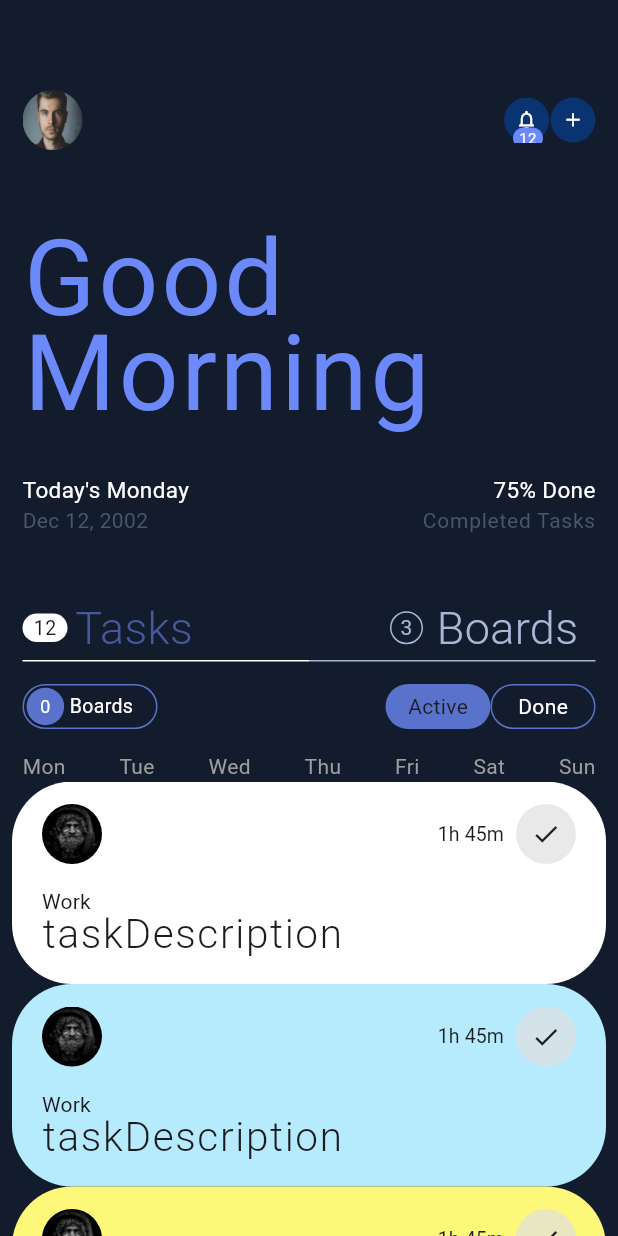
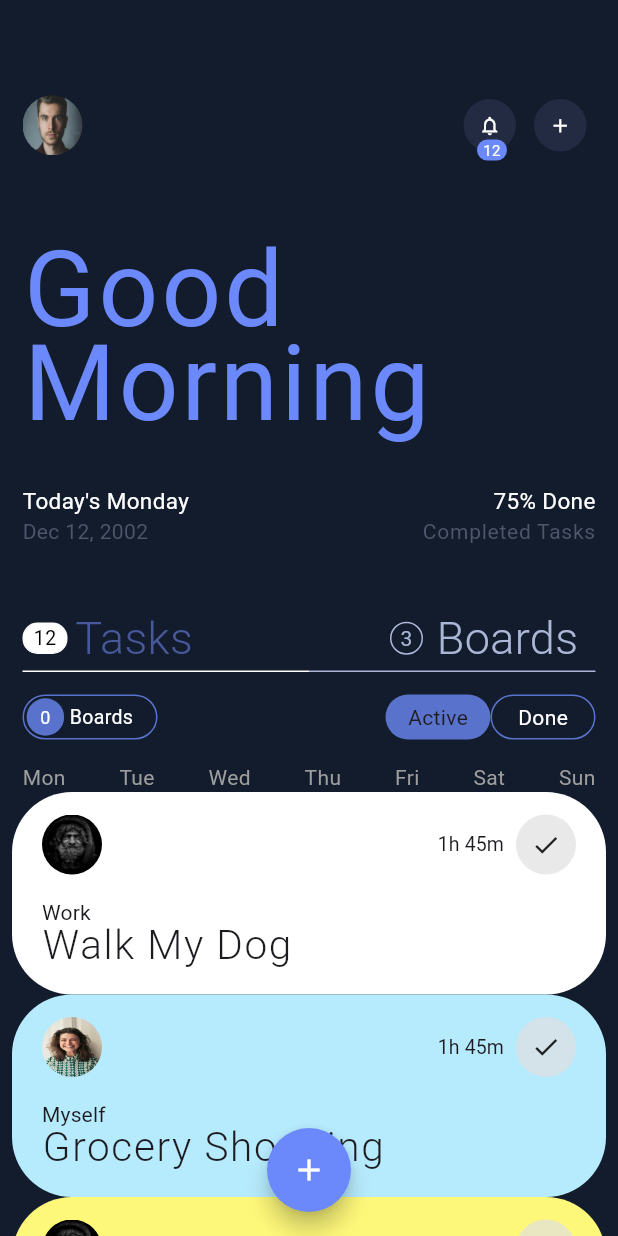
Before and after one commit to jocypher/daily_task_manager, a Flutter app: the screen it shows after launch, on a phone screen of 412 x 824 dp. Run offline on Flutter 3.47's test engine with Material 3 defaults, Android fonts, the phone set to English and light mode, and no system bars; our stand-ins replace swipeable_button_view.

Commit message:
completed project

```diff
--- a/lib/core/app_colors.dart
+++ b/lib/core/app_colors.dart
@@ -16,4 +16,5 @@ class AppColors {
   static const checkBackgroundColor = Color.fromRGBO(166,214,232,1.0);
   static const checkColor =Color.fromRGBO(46,58,74,1.0);
   static const subprimaryTextColor =Color.fromRGBO(77,87,107,1.0);
+  static const topIconColor =Color.fromRGBO(35,43,67,1.0);
 }
--- a/lib/module/home/presentation/screen/home_controller.dart
+++ b/lib/module/home/presentation/screen/home_controller.dart
@@ -23,22 +23,24 @@ class HomeProvider extends ChangeNotifier {
     User(
         userImage: ["assets/img1.jpg"],
         userColor: AppColors.primaryTextColor,
-        taskDescription: "taskDescription",
+        taskDescription: "Walk My Dog",
         taskDate: '1h 45m',
+        activeTask: 2,
         taskAllocation: "Work"),
     User(
-        userImage: ["assets/img1.jpg", "assets/img2.jpg"],
+        userImage: ["assets/img2.jpg", "assets/img1.jpg"],
         userColor: AppColors.boardColor3,
-        taskDescription: "taskDescription",
+        taskDescription: "Grocery Shopping",
         taskDate: '1h 45m',
-        taskAllocation: "Work"),
+        activeTask: 4,
+        taskAllocation: "Myself"),
     User(
         userImage: ["assets/img1.jpg", "assets/img2.jpg", "assets/img3.jpg"],
         userColor: AppColors.boardColor2,
-        taskDescription: "taskDescription",
-        activeTask: 4,
+        taskDescription: "Business Manage",
+        activeTask: 6,
         taskDate: '1h 45m',
-        taskAllocation: "Work")
+        taskAllocation: "Home")
   ];
 
   List<Map<String, String>> weekList = [
--- a/lib/module/home/presentation/screen/home_screen.dart
+++ b/lib/module/home/presentation/screen/home_screen.dart
@@ -1,7 +1,5 @@
 import 'package:daily_task_manager/core/app_colors.dart';
-import 'package:daily_task_manager/module/home/presentation/screen/board_section.dart';
 import 'package:daily_task_manager/module/home/presentation/screen/home_controller.dart';
-import 'package:daily_task_manager/module/home/presentation/screen/task_section.dart';
 import 'package:flutter/material.dart';
 import 'package:provider/provider.dart';
 
@@ -18,6 +16,16 @@ class _HomePageState extends State<HomePage> {
     final provider = context.watch<HomeProvider>();
     return Scaffold(
       backgroundColor: AppColors.backgroundColor,
+      floatingActionButtonLocation: FloatingActionButtonLocation.centerFloat,
+      floatingActionButton: FloatingActionButton(
+        backgroundColor: AppColors.headingTextColor,
+        shape: const CircleBorder(),
+        onPressed: () {},
+        child: const Icon(
+          Icons.add,
+          color: Colors.white,
+        ),
+      ),
       body: Column(
         crossAxisAlignment: CrossAxisAlignment.start,
         children: [
@@ -35,18 +43,19 @@ class _HomePageState extends State<HomePage> {
                       fit: BoxFit.fill,
                     ),
                   ),
-                Row(
-                  mainAxisSize: MainAxisSize.min,
-                  children: [
+                  Row(children: [
                     SizedBox(
-                      height: 30,
-                      width: 30,
+                      height: 47,
+                      width: 47,
                       child: Stack(
+                        alignment: Alignment.center,
                         fit: StackFit.loose,
                         children: [
                           Container(
+                            height: 35,
+                            width: 35,
                             decoration: BoxDecoration(
-                                color: AppColors.backgroundColor2,
+                                color: AppColors.topIconColor,
                                 borderRadius: BorderRadius.circular(100)),
                             child: const Center(
                               child: Icon(
@@ -57,8 +66,8 @@ class _HomePageState extends State<HomePage> {
                             ),
                           ),
                           Positioned(
-                            top: 20,
-                            right: 4,
+                            top: 33,
+                            right: 12,
                             child: Container(
                               width: 20,
                               decoration: BoxDecoration(
@@ -78,15 +87,19 @@ class _HomePageState extends State<HomePage> {
                         ],
                       ),
                     ),
-                    const SizedBox(
-                      width: 1,
+                    SizedBox(
+                        height: 47,
+                        width: 47,
+                        child: Stack(
+                          alignment: Alignment.center,
+                          children: [
+                            Container(
+                              height: 35,
+                              width: 35,
+                              decoration: BoxDecoration(
+                                color: AppColors.topIconColor,
+                                borderRadius: BorderRadius.circular(100),
                               ),
-                    Container(
-                      height: 30,
-                      width: 30,
-                      decoration: BoxDecoration(
-                          color: AppColors.backgroundColor2,
-                          borderRadius: BorderRadius.circular(100)),
                               child: const Center(
                                 child: Icon(
                                   Icons.add,
@@ -96,9 +109,9 @@ class _HomePageState extends State<HomePage> {
                               ),
                             )
                           ],
-                )
-              ],
-            ),
+                        ))
+                  ]),
+                ]),
           ),
           const Padding(
             padding: EdgeInsets.only(left: 15, right: 15, top: 60),
@@ -172,15 +185,25 @@ class _HomePageState extends State<HomePage> {
                       children: [
                         Container(
                           width: 30,
-                          decoration: const BoxDecoration(
-                              color: Colors.white,
-                              borderRadius: BorderRadius.horizontal(
+                          decoration: BoxDecoration(
+                              color: provider.npage == 0
+                                  ? Colors.white
+                                  : Colors.transparent,
+                              border: Border.all(
+                                  color: provider.npage != 0
+                                      ? AppColors.secondaryTextColor
+                                      : Colors.white),
+                              borderRadius: const BorderRadius.horizontal(
                                   left: Radius.circular(10),
                                   right: Radius.circular(10))),
-                          child: const Center(
+                          child: Center(
                               child: Text(
                             "12",
-                            style: TextStyle(fontSize: 13),
+                            style: TextStyle(
+                                fontSize: 13,
+                                color: provider.npage != 0
+                                    ? AppColors.secondaryTextColor
+                                    : Colors.black),
                           )),
                         ),
                         const SizedBox(
@@ -218,9 +241,10 @@ class _HomePageState extends State<HomePage> {
                         ),
                         Container(
                           width: 30,
-                          decoration: const BoxDecoration(
+                          decoration: BoxDecoration(
                               shape: BoxShape.circle,
-                              border: Border(
+                              border: provider.npage == 0
+                                  ? const Border(
                                       bottom: BorderSide(
                                           color: AppColors.secondaryTextColor),
                                       top: BorderSide(
@@ -228,12 +252,16 @@ class _HomePageState extends State<HomePage> {
                                       left: BorderSide(
                                           color: AppColors.secondaryTextColor),
                                       right: BorderSide(
-                                      color: AppColors.secondaryTextColor))),
-                          child: const Center(
+                                          color: AppColors.secondaryTextColor))
+                                  : const Border(),
+                              color: provider.npage == 0 ? null : Colors.white),
+                          child: Center(
                               child: Text(
                             "3",
-                            style:
-                                TextStyle(color: AppColors.secondaryTextColor),
+                            style: TextStyle(
+                                color: provider.npage == 0
+                                    ? AppColors.secondaryTextColor
+                                    : AppColors.topIconColor),
                           )),
                         ),
                         const SizedBox(
--- a/lib/module/home/presentation/screen/task_section.dart
+++ b/lib/module/home/presentation/screen/task_section.dart
@@ -1,4 +1,5 @@
 import 'package:daily_task_manager/core/app_colors.dart';
+import 'package:daily_task_manager/module/detail/presentation/detail_screen.dart';
 import 'package:daily_task_manager/module/home/presentation/screen/home_controller.dart';
 import 'package:daily_task_manager/module/home/presentation/widget/task_widget.dart';
 import 'package:flutter/material.dart';
@@ -108,12 +109,20 @@ class TaskSection extends StatelessWidget {
             child: Padding(
           padding: const EdgeInsets.only(left: 8, right: 8),
           child: ListView.builder(
-              itemCount: 3,
+              itemCount: homeProvider.users.length,
               shrinkWrap: true,
               itemBuilder: (context, index) {
                 final user = homeProvider.users[index];
-                return TaskWidget(
-                  user: user,
+                return GestureDetector(
+                  onTap: () {
+                    Navigator.pushReplacement(context,
+                        MaterialPageRoute(builder: (context) {
+                      return DetailScreen(user: user);
+                    }));
+                  },
+                  child: TaskWidget(
+                    user: user,
+                  ),
                 );
               }),
         ))
```
Also changed, not shown: lib/module/detail/presentation/detail_screen.dart (+26 -22 lines), lib/module/home/presentation/screen/board_section.dart (+17 -7 lines), lib/module/home/presentation/widget/board_widget.dart (+38 -1 lines). Lines whose indentation alone changed are shown as unchanged.
